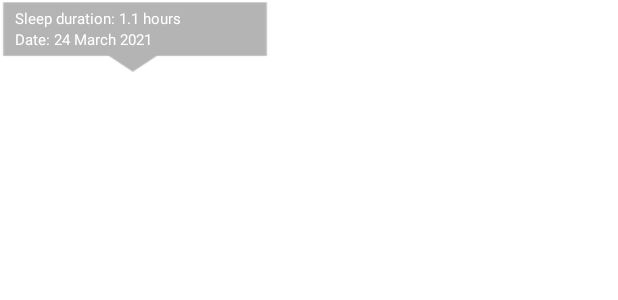
After one commit to Sushil-Kumar1999/MoodTracker, an Android app: the layout sleep_marker_view.xml on its own in the app's theme, with its tools: preview values and no code run, on a phone screen of 412 x 824 dp. The commit adds this screen. Shown: the top 300 px of the screen. Run offline under Robolectric (Android 15) with nearby library versions, the phone set to English and light mode, and no system bars.

Commit message:
add sleep data marker view

```diff
--- a/app/src/main/java/com/example/moodtracker/DateValueFormatter.java
+++ b/app/src/main/java/com/example/moodtracker/DateValueFormatter.java
@@ -1,10 +1,6 @@
 package com.example.moodtracker;
 
-import com.github.mikephil.charting.components.AxisBase;
-import com.github.mikephil.charting.formatter.DefaultAxisValueFormatter;
-import com.github.mikephil.charting.formatter.IAxisValueFormatter;
 import com.github.mikephil.charting.formatter.ValueFormatter;
-
 import java.text.SimpleDateFormat;
 import java.util.Date;
 
--- /dev/null
+++ b/app/src/main/res/layout/sleep_marker_view.xml
@@ -0,0 +1,31 @@
+<?xml version="1.0" encoding="utf-8"?>
+<RelativeLayout
+    xmlns:android="http://schemas.android.com/apk/res/android"
+    android:layout_width="wrap_content"
+    android:layout_height="50dp"
+    android:paddingHorizontal="10dp"
+    android:paddingTop="5dp"
+    android:background="@drawable/marker_bg">
+
+    <TextView
+        android:id="@+id/mv_tv_sd"
+        android:layout_width="wrap_content"
+        android:layout_height="wrap_content"
+        android:text="Sleep duration: 1.1 hours"
+        android:textSize="10sp"
+        android:textColor="@android:color/white"
+        android:singleLine="true"
+        android:textAppearance="?android:attr/textAppearanceSmall" />
+
+    <TextView
+        android:id="@+id/mv_tv_date"
+        android:layout_width="wrap_content"
+        android:layout_height="wrap_content"
+        android:layout_below="@+id/mv_tv_sd"
+        android:text="Date: 24 March 2021"
+        android:textSize="10sp"
+        android:singleLine="true"
+        android:textColor="@android:color/white"
+        android:textAppearance="?android:attr/textAppearanceSmall" />
+
+</RelativeLayout>
```
Also changed, not shown: app/src/main/java/com/example/moodtracker/SleepDataMarkerView.java (added, +45 -0 lines), app/src/main/java/com/example/moodtracker/SleepStatsActivity.java (+8 -1 lines), app/src/main/res/drawable/marker_bg.png (added).
